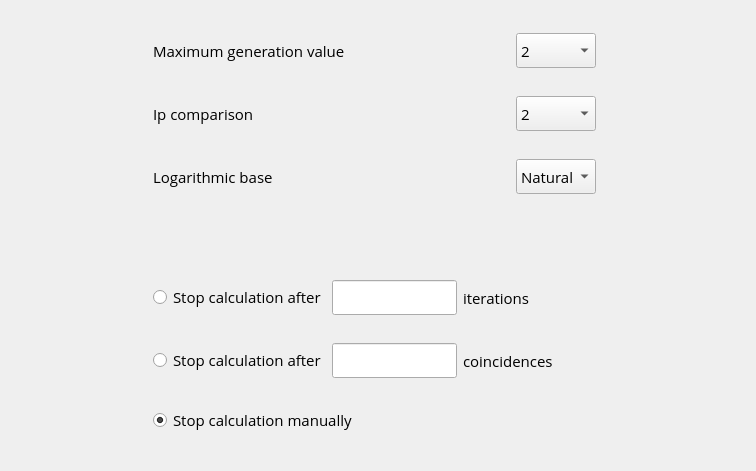
First picture: the form in src/Widgets/wizardsettingspage.ui, repository skyproject/atomic-weights, before the edit.
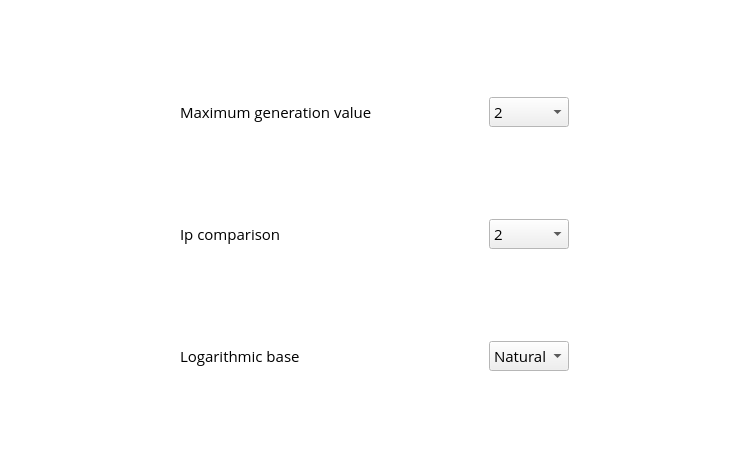
Second picture: the form after the edit.

```diff
--- a/src/Widgets/wizardsettingspage.ui
+++ b/src/Widgets/wizardsettingspage.ui
@@ -6,10 +6,74 @@
    <rect>
     <x>0</x>
     <y>0</y>
-    <width>756</width>
-    <height>471</height>
+    <width>750</width>
+    <height>470</height>
    </rect>
   </property>
+  <property name="palette">
+   <palette>
+    <active>
+     <colorrole role="Base">
+      <brush brushstyle="SolidPattern">
+       <color alpha="255">
+        <red>255</red>
+        <green>255</green>
+        <blue>255</blue>
+       </color>
+      </brush>
+     </colorrole>
+     <colorrole role="Window">
+      <brush brushstyle="SolidPattern">
+       <color alpha="255">
+        <red>255</red>
+        <green>255</green>
+        <blue>255</blue>
+       </color>
+      </brush>
+     </colorrole>
+    </active>
+    <inactive>
+     <colorrole role="Base">
+      <brush brushstyle="SolidPattern">
+       <color alpha="255">
+        <red>255</red>
+        <green>255</green>
+        <blue>255</blue>
+       </color>
+      </brush>
+     </colorrole>
+     <colorrole role="Window">
+      <brush brushstyle="SolidPattern">
+       <color alpha="255">
+        <red>255</red>
+        <green>255</green>
+        <blue>255</blue>
+       </color>
+      </brush>
+     </colorrole>
+    </inactive>
+    <disabled>
+     <colorrole role="Base">
+      <brush brushstyle="SolidPattern">
+       <color alpha="255">
+        <red>255</red>
+        <green>255</green>
+        <blue>255</blue>
+       </color>
+      </brush>
+     </colorrole>
+     <colorrole role="Window">
+      <brush brushstyle="SolidPattern">
+       <color alpha="255">
+        <red>255</red>
+        <green>255</green>
+        <blue>255</blue>
+       </color>
+      </brush>
+     </colorrole>
+    </disabled>
+   </palette>
+  </property>
   <property name="font">
    <font>
     <family>Open Sans</family>
@@ -21,15 +85,18 @@
    <string>Form</string>
   </property>
   <layout class="QGridLayout" name="gridLayout">
-   <item row="0" column="0">
-    <spacer name="horizontalSpacer_3">
+   <item row="0" column="3" colspan="2">
+    <spacer name="horizontalSpacer">
      <property name="orientation">
       <enum>Qt::Horizontal</enum>
      </property>
+     <property name="sizeType">
+      <enum>QSizePolicy::Fixed</enum>
+     </property>
      <property name="sizeHint" stdset="0">
       <size>
-       <width>176</width>
-       <height>28</height>
+       <width>105</width>
+       <height>20</height>
       </size>
      </property>
     </spacer>
@@ -46,25 +113,18 @@
      </property>
     </widget>
    </item>
-   <item row="0" column="4" colspan="2">
-    <spacer name="horizontalSpacer">
-     <property name="orientation">
-      <enum>Qt::Horizontal</enum>
-     </property>
-     <property name="sizeHint" stdset="0">
-      <size>
-       <width>105</width>
-       <height>20</height>
-      </size>
-     </property>
-    </spacer>
-   </item>
-   <item row="0" column="6" colspan="2">
+   <item row="0" column="5" colspan="2">
     <widget class="QComboBox" name="boxMaximumValue">
      <property name="minimumSize">
       <size>
        <width>80</width>
-       <height>35</height>
+       <height>30</height>
+      </size>
+     </property>
+     <property name="maximumSize">
+      <size>
+       <width>16777215</width>
+       <height>30</height>
       </size>
      </property>
      <property name="font">
@@ -114,7 +174,7 @@
      </item>
     </widget>
    </item>
-   <item row="0" column="8">
+   <item row="0" column="7">
     <spacer name="horizontalSpacer_2">
      <property name="orientation">
       <enum>Qt::Horizontal</enum>
@@ -152,11 +212,14 @@
      </property>
     </widget>
    </item>
-   <item row="1" column="4" colspan="2">
+   <item row="1" column="3" colspan="2">
     <spacer name="horizontalSpacer_8">
      <property name="orientation">
       <enum>Qt::Horizontal</enum>
      </property>
+     <property name="sizeType">
+      <enum>QSizePolicy::Fixed</enum>
+     </property>
      <property name="sizeHint" stdset="0">
       <size>
        <width>105</width>
@@ -165,32 +228,7 @@
      </property>
     </spacer>
    </item>
-   <item row="1" column="6" colspan="2">
-    <widget class="QComboBox" name="boxComparison">
-     <property name="minimumSize">
-      <size>
-       <width>80</width>
-       <height>35</height>
-      </size>
-     </property>
-     <property name="font">
-      <font>
-       <pointsize>11</pointsize>
-      </font>
-     </property>
-     <item>
-      <property name="text">
-       <string>2</string>
-      </property>
-     </item>
-     <item>
-      <property name="text">
-       <string>3</string>
-      </property>
-     </item>
-    </widget>
-   </item>
-   <item row="1" column="8">
+   <item row="1" column="7">
     <spacer name="horizontalSpacer_5">
      <property name="orientation">
       <enum>Qt::Horizontal</enum>
@@ -203,6 +241,37 @@
      </property>
     </spacer>
    </item>
+   <item row="1" column="5" colspan="2">
+    <widget class="QComboBox" name="boxComparison">
+     <property name="minimumSize">
+      <size>
+       <width>80</width>
+       <height>30</height>
+      </size>
+     </property>
+     <property name="maximumSize">
+      <size>
+       <width>16777215</width>
+       <height>30</height>
+      </size>
+     </property>
+     <property name="font">
+      <font>
+       <pointsize>11</pointsize>
+      </font>
+     </property>
+     <item>
+      <property name="text">
+       <string>2</string>
+      </property>
+     </item>
+     <item>
+      <property name="text">
+       <string>3</string>
+      </property>
+     </item>
+    </widget>
+   </item>
    <item row="2" column="0">
     <spacer name="horizontalSpacer_6">
      <property name="orientation">
@@ -216,37 +285,18 @@
      </property>
     </spacer>
    </item>
-   <item row="2" column="1">
-    <widget class="QLabel" name="labelLogarithm">
-     <property name="font">
-      <font>
-       <pointsize>11</pointsize>
-      </font>
-     </property>
-     <property name="text">
-      <string>Logarithmic base</string>
-     </property>
-    </widget>
-   </item>
-   <item row="2" column="4" colspan="2">
-    <spacer name="horizontalSpacer_9">
-     <property name="orientation">
-      <enum>Qt::Horizontal</enum>
-     </property>
-     <property name="sizeHint" stdset="0">
-      <size>
-       <width>105</width>
-       <height>20</height>
-      </size>
-     </property>
-    </spacer>
-   </item>
-   <item row="2" column="6" colspan="2">
+   <item row="2" column="5" colspan="2">
     <widget class="QComboBox" name="boxLogarithm">
      <property name="minimumSize">
       <size>
        <width>80</width>
-       <height>35</height>
+       <height>30</height>
+      </size>
+     </property>
+     <property name="maximumSize">
+      <size>
+       <width>16777215</width>
+       <height>30</height>
       </size>
      </property>
      <property name="font">
@@ -266,7 +316,7 @@
      </item>
     </widget>
    </item>
-   <item row="2" column="8">
+   <item row="2" column="7">
     <spacer name="horizontalSpacer_7">
      <property name="orientation">
       <enum>Qt::Horizontal</enum>
@@ -279,156 +329,42 @@
      </property>
     </spacer>
    </item>
-   <item row="3" column="2" colspan="2">
-    <spacer name="verticalSpacer">
+   <item row="2" column="1">
+    <widget class="QLabel" name="labelLogarithm">
+     <property name="font">
+      <font>
+       <pointsize>11</pointsize>
+      </font>
+     </property>
+     <property name="text">
+      <string>Logarithmic base</string>
+     </property>
+    </widget>
+   </item>
+   <item row="2" column="3" colspan="2">
+    <spacer name="horizontalSpacer_9">
      <property name="orientation">
-      <enum>Qt::Vertical</enum>
+      <enum>Qt::Horizontal</enum>
      </property>
      <property name="sizeType">
       <enum>QSizePolicy::Fixed</enum>
      </property>
      <property name="sizeHint" stdset="0">
       <size>
-       <width>20</width>
-       <height>58</height>
+       <width>105</width>
+       <height>20</height>
       </size>
      </property>
     </spacer>
    </item>
-   <item row="4" column="0">
-    <spacer name="horizontalSpacer_12">
+   <item row="0" column="0">
+    <spacer name="horizontalSpacer_3">
      <property name="orientation">
       <enum>Qt::Horizontal</enum>
      </property>
      <property name="sizeHint" stdset="0">
       <size>
-       <width>142</width>
-       <height>28</height>
-      </size>
-     </property>
-    </spacer>
-   </item>
-   <item row="4" column="1">
-    <widget class="QRadioButton" name="radioMaxCalculations">
-     <property name="text">
-      <string>Stop calculation after</string>
-     </property>
-    </widget>
-   </item>
-   <item row="4" column="2" colspan="3">
-    <widget class="QLineEdit" name="lineMaxCalculations">
-     <property name="minimumSize">
-      <size>
-       <width>125</width>
-       <height>35</height>
-      </size>
-     </property>
-     <property name="placeholderText">
-      <string/>
-     </property>
-    </widget>
-   </item>
-   <item row="4" column="5" colspan="2">
-    <widget class="QLabel" name="labelMaxCalculations">
-     <property name="text">
-      <string>iterations</string>
-     </property>
-    </widget>
-   </item>
-   <item row="4" column="7" colspan="2">
-    <spacer name="horizontalSpacer_10">
-     <property name="orientation">
-      <enum>Qt::Horizontal</enum>
-     </property>
-     <property name="sizeHint" stdset="0">
-      <size>
-       <width>185</width>
-       <height>28</height>
-      </size>
-     </property>
-    </spacer>
-   </item>
-   <item row="5" column="0">
-    <spacer name="horizontalSpacer_13">
-     <property name="orientation">
-      <enum>Qt::Horizontal</enum>
-     </property>
-     <property name="sizeHint" stdset="0">
-      <size>
-       <width>142</width>
-       <height>28</height>
-      </size>
-     </property>
-    </spacer>
-   </item>
-   <item row="5" column="1">
-    <widget class="QRadioButton" name="radioMaxCoincidences">
-     <property name="text">
-      <string>Stop calculation after</string>
-     </property>
-    </widget>
-   </item>
-   <item row="5" column="2" colspan="3">
-    <widget class="QLineEdit" name="lineMaxCoincidences">
-     <property name="minimumSize">
-      <size>
-       <width>125</width>
-       <height>35</height>
-      </size>
-     </property>
-    </widget>
-   </item>
-   <item row="5" column="5" colspan="2">
-    <widget class="QLabel" name="labelMaxCoincidences">
-     <property name="text">
-      <string>coincidences</string>
-     </property>
-    </widget>
-   </item>
-   <item row="5" column="7" colspan="2">
-    <spacer name="horizontalSpacer_11">
-     <property name="orientation">
-      <enum>Qt::Horizontal</enum>
-     </property>
-     <property name="sizeHint" stdset="0">
-      <size>
-       <width>185</width>
-       <height>28</height>
-      </size>
-     </property>
-    </spacer>
-   </item>
-   <item row="6" column="0">
-    <spacer name="horizontalSpacer_15">
-     <property name="orientation">
-      <enum>Qt::Horizontal</enum>
-     </property>
-     <property name="sizeHint" stdset="0">
-      <size>
-       <width>142</width>
-       <height>28</height>
-      </size>
-     </property>
-    </spacer>
-   </item>
-   <item row="6" column="1" colspan="2">
-    <widget class="QRadioButton" name="radioNoMax">
-     <property name="text">
-      <string>Stop calculation manually</string>
-     </property>
-     <property name="checked">
-      <bool>true</bool>
-     </property>
-    </widget>
-   </item>
-   <item row="6" column="3" colspan="6">
-    <spacer name="horizontalSpacer_16">
-     <property name="orientation">
-      <enum>Qt::Horizontal</enum>
-     </property>
-     <property name="sizeHint" stdset="0">
-      <size>
-       <width>372</width>
+       <width>176</width>
        <height>28</height>
       </size>
      </property>
```
